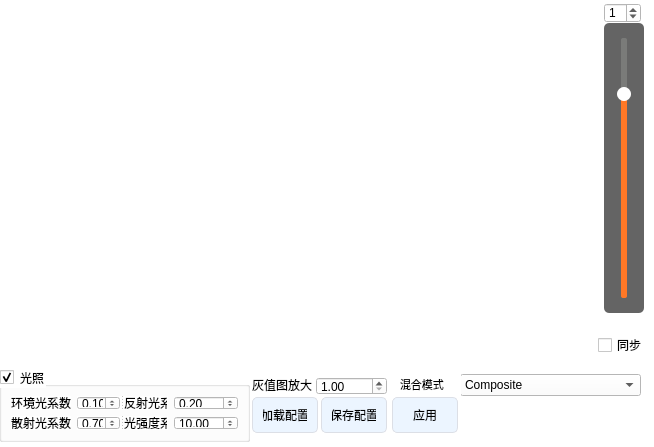
The window that Tools/INimage3D/vtkcolorgradient.ui (zyq1569/HealthApp) describes before a commit, drawn with Qt 5.
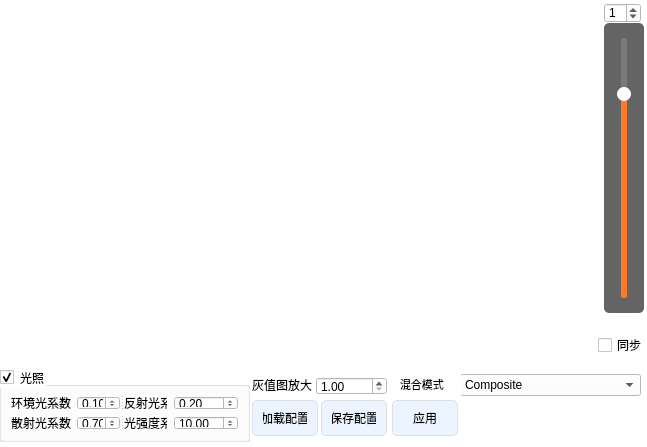
The same window after the commit.

Commit message: fine-tune

```diff
--- a/Tools/INimage3D/vtkcolorgradient.ui
+++ b/Tools/INimage3D/vtkcolorgradient.ui
@@ -9,7 +9,7 @@
    <rect>
     <x>0</x>
     <y>0</y>
-    <width>654</width>
+    <width>647</width>
     <height>447</height>
    </rect>
   </property>
@@ -320,7 +320,7 @@
     <property name="geometry">
      <rect>
       <x>2</x>
-      <y>30</y>
+      <y>33</y>
       <width>66</width>
       <height>36</height>
      </rect>
@@ -355,7 +355,7 @@
     <property name="geometry">
      <rect>
       <x>71</x>
-      <y>30</y>
+      <y>33</y>
       <width>66</width>
       <height>36</height>
      </rect>
@@ -390,7 +390,7 @@
     <property name="geometry">
      <rect>
       <x>142</x>
-      <y>30</y>
+      <y>33</y>
       <width>66</width>
       <height>36</height>
      </rect>
```
The commit also changes 1 other file.
